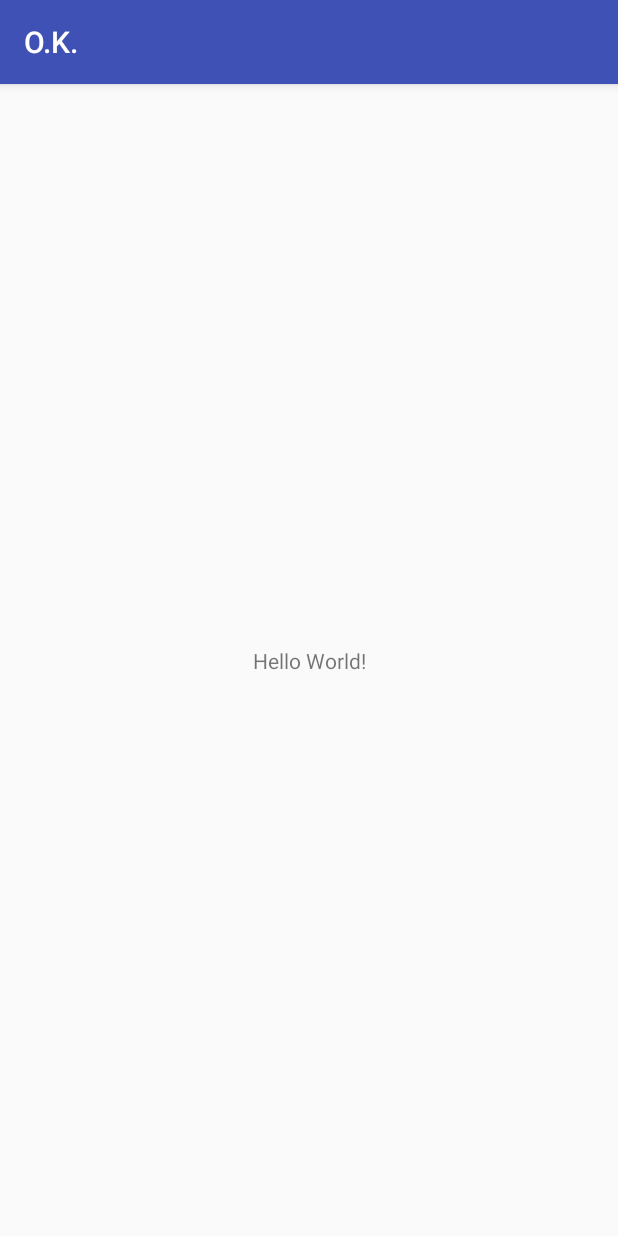
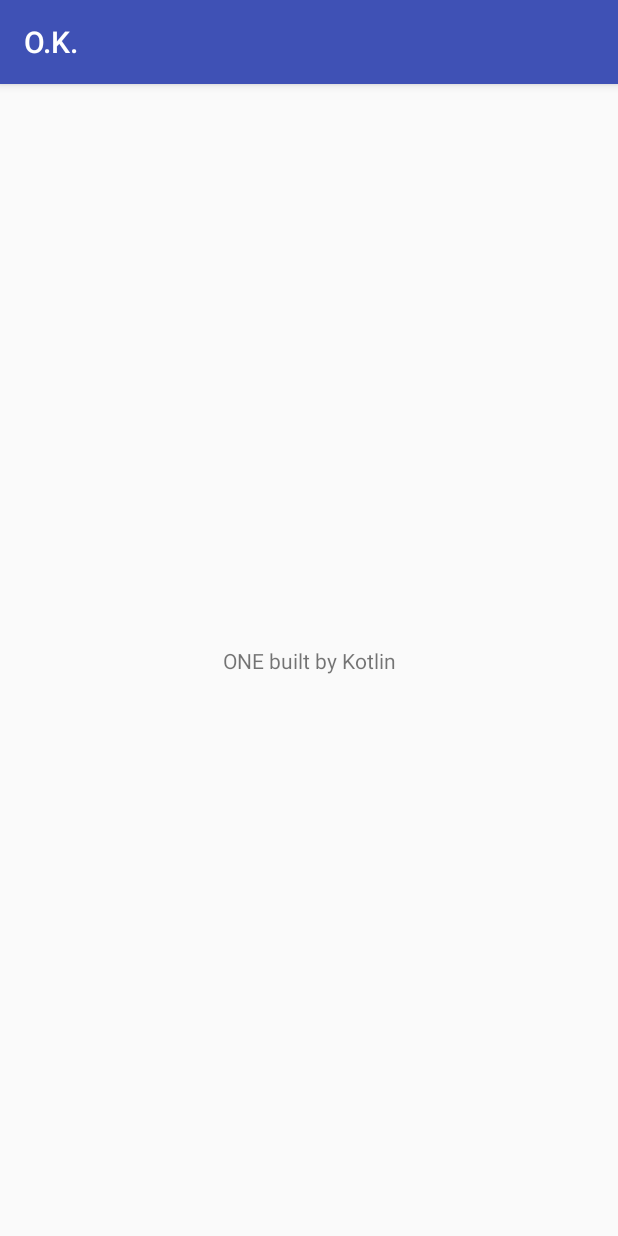
Before and after one commit to InnoFang/Algo4ML, an Android app: the screen it shows after launch (MainActivity), on a phone screen of 412 x 824 dp. Run offline under Robolectric (Android 15) with nearby library versions, the phone set to English and light mode, and no system bars.

Commit message:
upload project

```diff
--- a/app/src/main/java/io/innofang/ok/MainActivity.kt
+++ b/app/src/main/java/io/innofang/ok/MainActivity.kt
@@ -12,5 +12,7 @@ class MainActivity : AppCompatActivity() {
         super.onCreate(savedInstanceState)
         setContentView(R.layout.activity_main)
 
+        textView.text = "ONE built by Kotlin"
+
     }
 }
```
